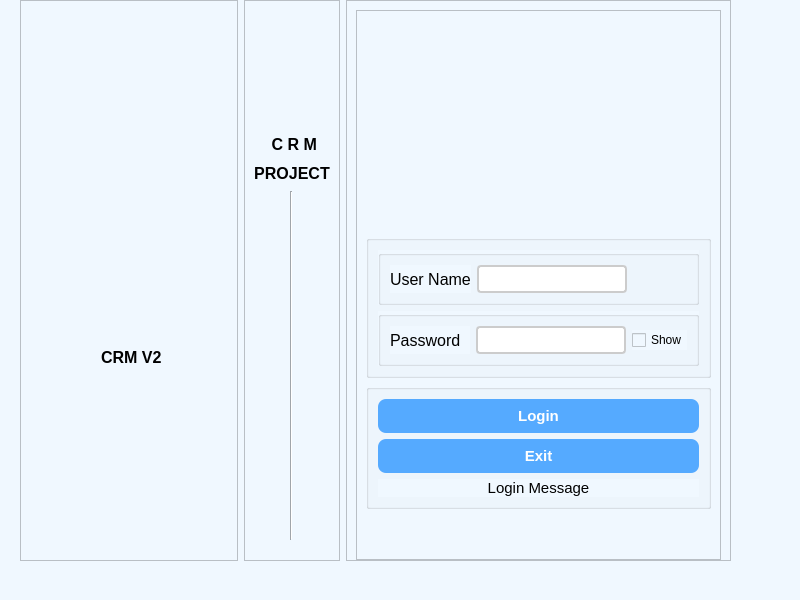
Above: login.ui from mithat720/Python-Module-Week7 before the change. Below: the same form after it.
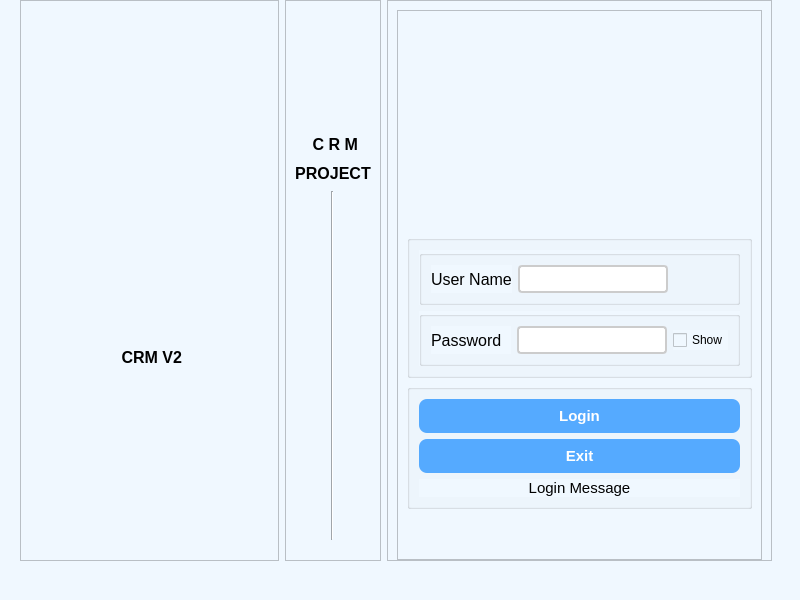
That is the form after the change. Icons and pictures are not drawn.

What changed in the file:
```diff
--- a/login.ui
+++ b/login.ui
@@ -43,7 +43,7 @@
      <rect>
       <x>0</x>
       <y>0</y>
-      <width>781</width>
+      <width>822</width>
       <height>561</height>
      </rect>
     </property>
@@ -413,6 +413,9 @@
                   <height>24</height>
                  </size>
                 </property>
+                <property name="default">
+                 <bool>true</bool>
+                </property>
                </widget>
               </item>
               <item>
```
